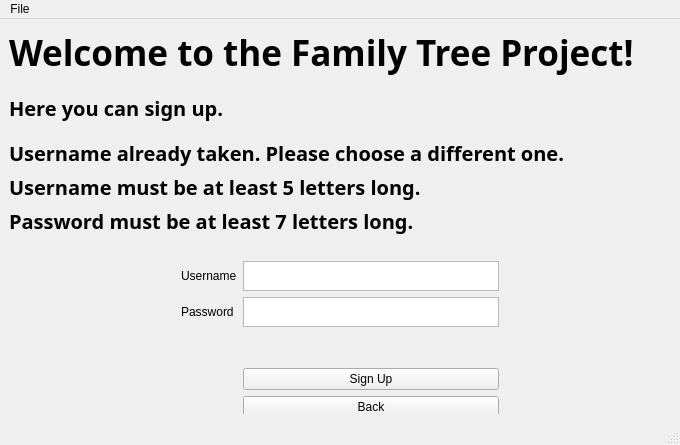
Above: FamilyTree/src/gui/mainwindow.ui from moumitahmad/Stammbaum before the change. Below: the same form after it.
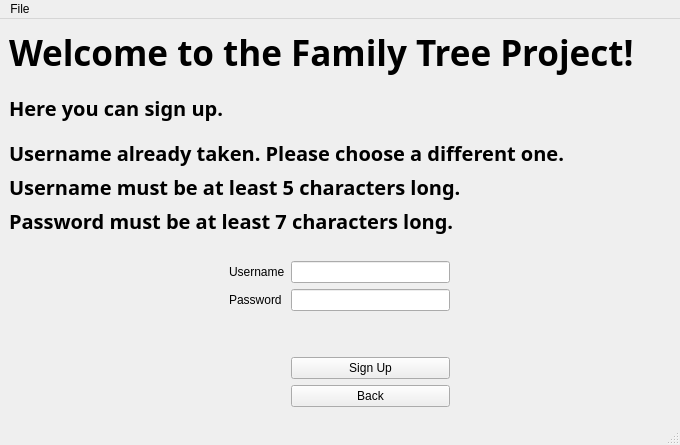
That is the form after the change. The open tabs and pages were chosen to show the change.

Commit message: password field shows password characters

What changed in the file:
```diff
--- a/FamilyTree/src/gui/mainwindow.ui
+++ b/FamilyTree/src/gui/mainwindow.ui
@@ -433,7 +433,7 @@
             </font>
            </property>
            <property name="text">
-            <string>Username must be at least 5 letters long.</string>
+            <string>Username must be at least 5 characters long.</string>
            </property>
           </widget>
          </item>
@@ -454,7 +454,7 @@
             </font>
            </property>
            <property name="text">
-            <string>Password must be at least 7 letters long.</string>
+            <string>Password must be at least 7 characters long.</string>
            </property>
           </widget>
          </item>
@@ -521,35 +521,6 @@
                </property>
               </widget>
              </item>
-             <item row="0" column="1">
-              <widget class="QTextEdit" name="in_new_username">
-               <property name="sizePolicy">
-                <sizepolicy hsizetype="Minimum" vsizetype="Minimum">
-                 <horstretch>0</horstretch>
-                 <verstretch>0</verstretch>
-                </sizepolicy>
-               </property>
-               <property name="minimumSize">
-                <size>
-                 <width>256</width>
-                 <height>30</height>
-                </size>
-               </property>
-               <property name="maximumSize">
-                <size>
-                 <width>256</width>
-                 <height>30</height>
-                </size>
-               </property>
-               <property name="html">
-                <string>&lt;!DOCTYPE HTML PUBLIC &quot;-//W3C//DTD HTML 4.0//EN&quot; &quot;http://www.w3.org/TR/REC-html40/strict.dtd&quot;&gt;
-&lt;html&gt;&lt;head&gt;&lt;meta name=&quot;qrichtext&quot; content=&quot;1&quot; /&gt;&lt;style type=&quot;text/css&quot;&gt;
-p, li { white-space: pre-wrap; }
-&lt;/style&gt;&lt;/head&gt;&lt;body style=&quot; font-family:'Ubuntu'; font-size:11pt; font-weight:400; font-style:normal;&quot;&gt;
-&lt;p style=&quot;-qt-paragraph-type:empty; margin-top:0px; margin-bottom:0px; margin-left:0px; margin-right:0px; -qt-block-indent:0; text-indent:0px;&quot;&gt;&lt;br /&gt;&lt;/p&gt;&lt;/body&gt;&lt;/html&gt;</string>
-               </property>
-              </widget>
-             </item>
              <item row="0" column="0">
               <widget class="QLabel" name="username_3">
                <property name="sizePolicy">
@@ -563,35 +534,6 @@
                </property>
               </widget>
              </item>
-             <item row="1" column="1">
-              <widget class="QTextEdit" name="in_new_password">
-               <property name="sizePolicy">
-                <sizepolicy hsizetype="Minimum" vsizetype="Minimum">
-                 <horstretch>0</horstretch>
-                 <verstretch>0</verstretch>
-                </sizepolicy>
-               </property>
-               <property name="minimumSize">
-                <size>
-                 <width>256</width>
-                 <height>0</height>
-                </size>
-               </property>
-               <property name="maximumSize">
-                <size>
-                 <width>100</width>
-                 <height>30</height>
-                </size>
-               </property>
-               <property name="html">
-                <string>&lt;!DOCTYPE HTML PUBLIC &quot;-//W3C//DTD HTML 4.0//EN&quot; &quot;http://www.w3.org/TR/REC-html40/strict.dtd&quot;&gt;
-&lt;html&gt;&lt;head&gt;&lt;meta name=&quot;qrichtext&quot; content=&quot;1&quot; /&gt;&lt;style type=&quot;text/css&quot;&gt;
-p, li { white-space: pre-wrap; }
-&lt;/style&gt;&lt;/head&gt;&lt;body style=&quot; font-family:'Ubuntu'; font-size:11pt; font-weight:400; font-style:normal;&quot;&gt;
-&lt;p style=&quot;-qt-paragraph-type:empty; margin-top:0px; margin-bottom:0px; margin-left:0px; margin-right:0px; -qt-block-indent:0; text-indent:0px;&quot;&gt;&lt;br /&gt;&lt;/p&gt;&lt;/body&gt;&lt;/html&gt;</string>
-               </property>
-              </widget>
-             </item>
              <item row="4" column="1">
               <widget class="QPushButton" name="backButton">
                <property name="text">
@@ -599,6 +541,12 @@
                </property>
               </widget>
              </item>
+             <item row="0" column="1">
+              <widget class="QLineEdit" name="in_new_username"/>
+             </item>
+             <item row="1" column="1">
+              <widget class="QLineEdit" name="in_new_password"/>
+             </item>
             </layout>
            </item>
            <item>
```
Left out of the diff: 82 changed lines with no effect on the pictures. The commit also changes 5 other files.
